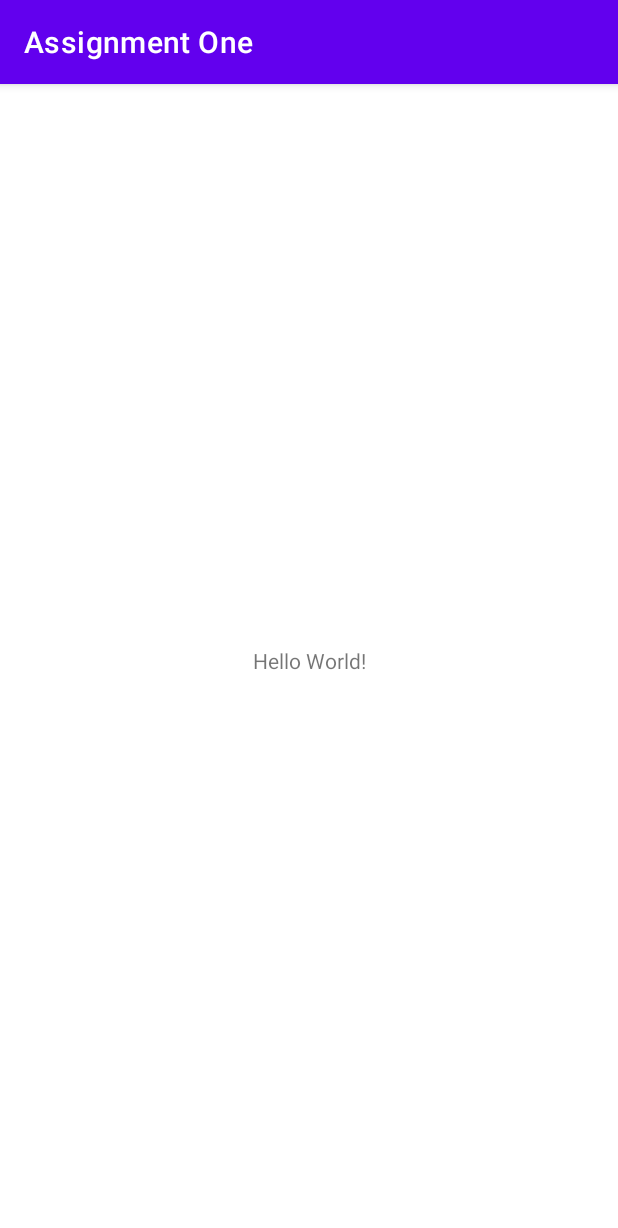
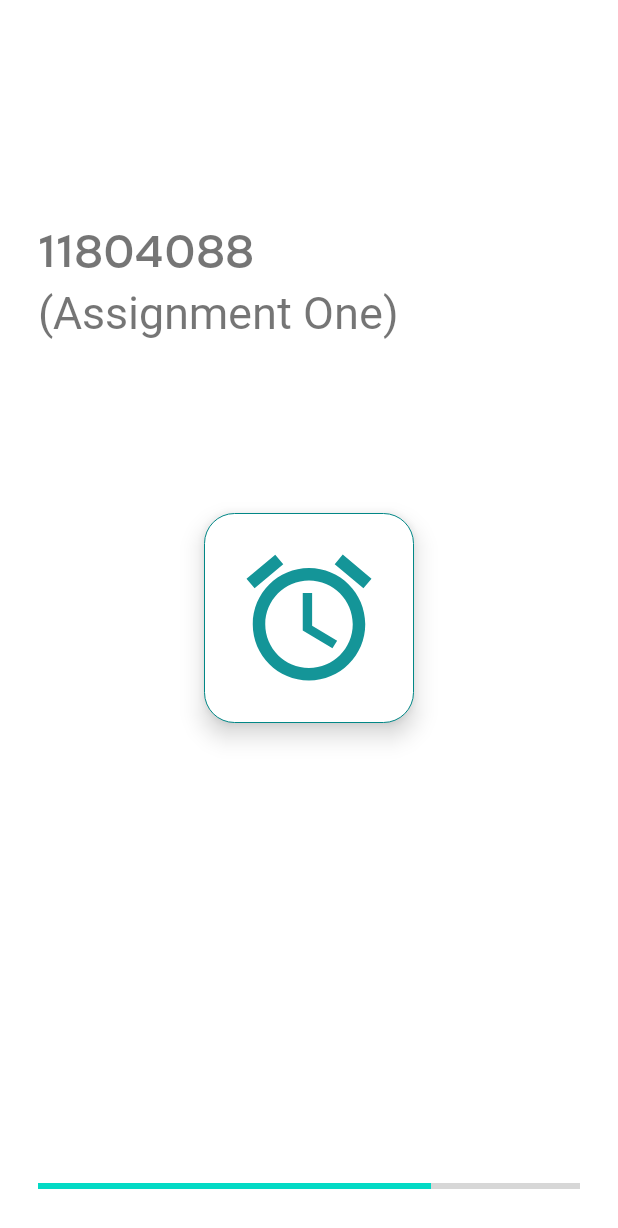
Before and after one commit to AakashLehhan/ReminderApp, an Android app: the screen it shows after launch (MainActivity before the commit, SplashScreen after it), on a phone screen of 412 x 824 dp. Shown: the top 1228 px of the screen. Run offline under Robolectric (Android 15) with nearby library versions, the phone set to English and light mode, and no system bars.

Commit message:
Added splash activity

```diff
--- a/app/src/main/java/com/aakash/assignmentone/SplashScreen.java
+++ b/app/src/main/java/com/aakash/assignmentone/SplashScreen.java
@@ -5,16 +5,33 @@ import androidx.appcompat.app.AppCompatActivity;
 import android.content.Intent;
 import android.os.Bundle;
 import android.os.Handler;
+import android.view.View;
+import android.widget.ImageView;
+import android.widget.ProgressBar;
+import android.widget.TextView;
 
 public class SplashScreen extends AppCompatActivity {
+
+    ProgressBar pBar;
+    int progress;
+
+    ImageView appIcon;
+    TextView name, rNo, tag;
+
     Handler handler;
     Runnable runnable;
-    Long timeInMills = 5000L;
 
     @Override
     protected void onCreate(Bundle savedInstanceState) {
         super.onCreate(savedInstanceState);
         setContentView(R.layout.activity_splash_screen);
+
+        pBar = findViewById(R.id.pBar);
+        appIcon = findViewById(R.id.appIcon);
+
+        name = findViewById(R.id.name);
+        tag = findViewById(R.id.tag);
+        rNo = findViewById(R.id.rNo);
 
         handler = new Handler();
         runnable = new Runnable() {
@@ -25,12 +42,8 @@ public class SplashScreen extends AppCompatActivity {
                 finish();
             }
         };
-    }
-    @Override
-    protected void onResume(){
-        super.onResume();
-        handler.postDelayed(runnable, timeInMills);
-        timeInMills = System.currentTimeMillis();
+
+        startProgressListener();
     }
 
     @Override
@@ -38,4 +51,36 @@ public class SplashScreen extends AppCompatActivity {
         super.onStop();
         handler.removeCallbacks(runnable);
     }
+
+    public void startProgressListener() {
+        progress = pBar.getProgress();
+        new Thread(new Runnable() {
+            @Override
+            public void run() {
+                while(progress<80){
+                    progress += 1;
+
+                    handler.post((new Runnable() {
+                        @Override
+                        public void run() {
+                            pBar.setProgress(progress);
+                            if (progress == 30){
+                                name.setText("Aakash");
+                            }
+                            if (progress == 45){
+                                rNo.setText("11804088");
+                                tag.setText("(Assignment One)");
+                            }
+                        }
+                    }));
+                    try {
+                        Thread.sleep(50);
+                    } catch (Exception e) {
+                        e.printStackTrace();
+                    }
+                }
+                handler.postDelayed(runnable, 50);
+            }
+        }).start();
+    }
 }
--- /dev/null
+++ b/app/src/main/res/drawable/ic_baseline_alarm_24.xml
@@ -0,0 +1,5 @@
+<vector android:height="100dp" android:tint="#149598"
+    android:viewportHeight="24" android:viewportWidth="24"
+    android:width="100dp" xmlns:android="http://schemas.android.com/apk/res/android">
+    <path android:fillColor="@android:color/white" android:pathData="M22,5.72l-4.6,-3.86 -1.29,1.53 4.6,3.86L22,5.72zM7.88,3.39L6.6,1.86 2,5.71l1.29,1.53 4.59,-3.85zM12.5,8L11,8v6l4.75,2.85 0.75,-1.23 -4,-2.37L12.5,8zM12,4c-4.97,0 -9,4.03 -9,9s4.02,9 9,9c4.97,0 9,-4.03 9,-9s-4.03,-9 -9,-9zM12,20c-3.87,0 -7,-3.13 -7,-7s3.13,-7 7,-7 7,3.13 7,7 -3.13,7 -7,7z"/>
+</vector>
--- /dev/null
+++ b/app/src/main/res/drawable/icon_round_corners.xml
@@ -0,0 +1,13 @@
+<?xml version="1.0" encoding="utf-8"?>
+<shape xmlns:android="http://schemas.android.com/apk/res/android">
+    <solid android:color="?attr/colorOnPrimary"/>
+    <stroke
+        android:width="0.5dp"
+        android:color="?attr/colorSecondaryVariant" />
+    <corners android:radius="20dp"/>
+    <padding
+        android:left="20sp"
+        android:top="20sp"
+        android:right="20sp"
+        android:bottom="20sp" />
+</shape>
--- a/app/src/main/res/layout/activity_splash_screen.xml
+++ b/app/src/main/res/layout/activity_splash_screen.xml
@@ -1,9 +1,65 @@
 <?xml version="1.0" encoding="utf-8"?>
-<androidx.constraintlayout.widget.ConstraintLayout xmlns:android="http://schemas.android.com/apk/res/android"
+<RelativeLayout xmlns:android="http://schemas.android.com/apk/res/android"
     xmlns:app="http://schemas.android.com/apk/res-auto"
     xmlns:tools="http://schemas.android.com/tools"
     android:layout_width="match_parent"
     android:layout_height="match_parent"
-    tools:context=".SplashScreen">
+    tools:context=".SplashScreen"
+    android:background="?attr/colorOnPrimary">
 
-</androidx.constraintlayout.widget.ConstraintLayout>
+    <LinearLayout
+        android:layout_width="match_parent"
+        android:layout_height="wrap_content"
+        android:layout_alignParentTop="true"
+        android:layout_alignParentStart="true"
+        android:layout_alignParentLeft="true"
+        android:gravity="left"
+        android:orientation="vertical"
+        android:layout_marginTop="50sp"
+        android:layout_marginLeft="25sp">
+
+        <TextView
+            android:layout_width="wrap_content"
+            android:layout_height="wrap_content"
+            android:text=""
+            android:fontFamily="@font/nexa_bold"
+            android:id="@+id/name"
+            android:textSize="80sp"/>
+        <TextView
+            android:layout_width="wrap_content"
+            android:layout_height="wrap_content"
+            android:text=""
+            android:id="@+id/rNo"
+            android:fontFamily="@font/nexa_text_bold"
+            android:textSize="30sp"/>
+        <TextView
+            android:layout_width="wrap_content"
+            android:layout_height="wrap_content"
+            android:text=""
+            android:id="@+id/tag"
+            android:fontFamily="@font/sf_pro_thin"
+            android:textSize="30sp"/>
+
+    </LinearLayout>
+
+    <ImageView
+        android:layout_width="wrap_content"
+        android:layout_height="wrap_content"
+        android:layout_centerInParent="true"
+        android:id="@+id/appIcon"
+        android:src="@drawable/ic_baseline_alarm_24"
+        android:background="@drawable/icon_round_corners"
+        android:elevation="10sp"/>
+
+    <ProgressBar
+        android:layout_width="match_parent"
+        android:layout_height="wrap_content"
+        android:layout_alignParentBottom="true"
+        style="?android:attr/progressBarStyleHorizontal"
+        android:id="@+id/pBar"
+        android:padding="25sp"
+        android:indeterminate="false"
+        android:max="80"
+        android:progress="0"/>
+
+</RelativeLayout>
--- a/app/src/main/res/values-night/themes.xml
+++ b/app/src/main/res/values-night/themes.xml
@@ -1,6 +1,6 @@
 <resources xmlns:tools="http://schemas.android.com/tools">
     <!-- Base application theme. -->
-    <style name="Theme.AssignmentOne" parent="Theme.MaterialComponents.DayNight.DarkActionBar">
+    <style name="Theme.AssignmentOne" parent="Theme.MaterialComponents.DayNight.NoActionBar">
         <!-- Primary brand color. -->
         <item name="colorPrimary">@color/purple_200</item>
         <item name="colorPrimaryVariant">@color/purple_700</item>
@@ -10,7 +10,7 @@
         <item name="colorSecondaryVariant">@color/teal_200</item>
         <item name="colorOnSecondary">@color/black</item>
         <!-- Status bar color. -->
-        <item name="android:statusBarColor" tools:targetApi="l">?attr/colorPrimaryVariant</item>
+        <item name="android:statusBarColor" tools:targetApi="l">?attr/colorOnPrimary</item>
         <!-- Customize your theme here. -->
     </style>
 </resources>
--- a/app/src/main/res/values/themes.xml
+++ b/app/src/main/res/values/themes.xml
@@ -1,6 +1,6 @@
 <resources xmlns:tools="http://schemas.android.com/tools">
     <!-- Base application theme. -->
-    <style name="Theme.AssignmentOne" parent="Theme.MaterialComponents.DayNight.DarkActionBar">
+    <style name="Theme.AssignmentOne" parent="Theme.MaterialComponents.DayNight.NoActionBar">
         <!-- Primary brand color. -->
         <item name="colorPrimary">@color/purple_500</item>
         <item name="colorPrimaryVariant">@color/purple_700</item>
@@ -10,7 +10,7 @@
         <item name="colorSecondaryVariant">@color/teal_700</item>
         <item name="colorOnSecondary">@color/black</item>
         <!-- Status bar color. -->
-        <item name="android:statusBarColor" tools:targetApi="l">?attr/colorPrimaryVariant</item>
+        <item name="android:statusBarColor" tools:targetApi="l">?attr/colorSecondaryVariant</item>
         <!-- Customize your theme here. -->
     </style>
 </resources>
```
Also changed, not shown: app/src/main/AndroidManifest.xml (+4 -4 lines), app/src/main/res/font-v26/body_font.xml (added, +9 -0 lines), app/src/main/res/font-v26/heading_font.xml (added, +7 -0 lines), app/src/main/res/font/body_font.xml (added, +13 -0 lines), app/src/main/res/font/heading_font.xml (added, +7 -0 lines), app/src/main/res/font/nexa_bold.otf (added), app/src/main/res/font/nexa_light.otf (added), app/src/main/res/font/nexa_text_bold.otf (added), app/src/main/res/font/nexa_text_light.otf (added), 2 other files.
